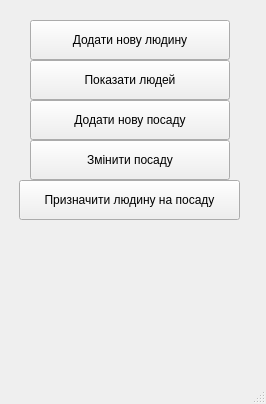
Qt form project_files/manager_menu.ui (positivcheg94/school_db_iasa_MO) before a commit.
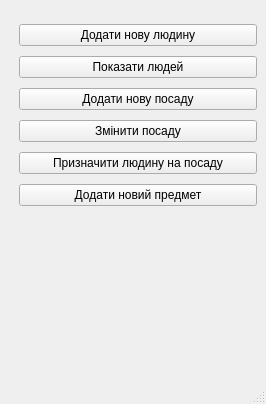
The same form after that commit.

Commit message: add_new_subject complete ^_^

Diff of the .ui file:
```diff
--- a/project_files/manager_menu.ui
+++ b/project_files/manager_menu.ui
@@ -17,70 +17,59 @@
    <string notr="true"/>
   </property>
   <widget class="QWidget" name="centralwidget">
-   <widget class="QPushButton" name="add_new_human_button">
+   <widget class="QWidget" name="">
     <property name="geometry">
      <rect>
-      <x>30</x>
+      <x>19</x>
       <y>20</y>
-      <width>200</width>
-      <height>40</height>
+      <width>238</width>
+      <height>194</height>
      </rect>
     </property>
+    <layout class="QVBoxLayout" name="verticalLayout">
+     <item>
+      <widget class="QPushButton" name="add_new_human_button">
     <property name="text">
      <string>Додати нову людину</string>
     </property>
    </widget>
+     </item>
+     <item>
    <widget class="QPushButton" name="show_humans_button">
-    <property name="geometry">
-     <rect>
-      <x>30</x>
-      <y>60</y>
-      <width>200</width>
-      <height>40</height>
-     </rect>
-    </property>
     <property name="text">
      <string>Показати людей</string>
     </property>
    </widget>
+     </item>
+     <item>
    <widget class="QPushButton" name="add_new_job_button">
-    <property name="geometry">
-     <rect>
-      <x>30</x>
-      <y>100</y>
-      <width>200</width>
-      <height>40</height>
-     </rect>
-    </property>
     <property name="text">
      <string>Додати нову посаду</string>
     </property>
    </widget>
+     </item>
+     <item>
    <widget class="QPushButton" name="change_job_button">
-    <property name="geometry">
-     <rect>
-      <x>30</x>
-      <y>140</y>
-      <width>200</width>
-      <height>40</height>
-     </rect>
-    </property>
     <property name="text">
      <string>Змінити посаду</string>
     </property>
    </widget>
-   <widget class="QPushButton" name="assign_human_job">
-    <property name="geometry">
-     <rect>
-      <x>19</x>
-      <y>180</y>
-      <width>221</width>
-      <height>40</height>
-     </rect>
-    </property>
+     </item>
+     <item>
+      <widget class="QPushButton" name="assign_human_job_button">
     <property name="text">
      <string>Призначити людину на посаду</string>
     </property>
+      </widget>
+     </item>
+     <item>
+      <widget class="QPushButton" name="add_new_subject_button">
+       <property name="text">
+        <string>Додати новий предмет</string>
+       </property>
+      </widget>
+     </item>
+    </layout>
    </widget>
   </widget>
   <widget class="QMenuBar" name="menubar">
```
Lines whose indentation alone changed are shown as unchanged. The commit also changes 8 other files.
